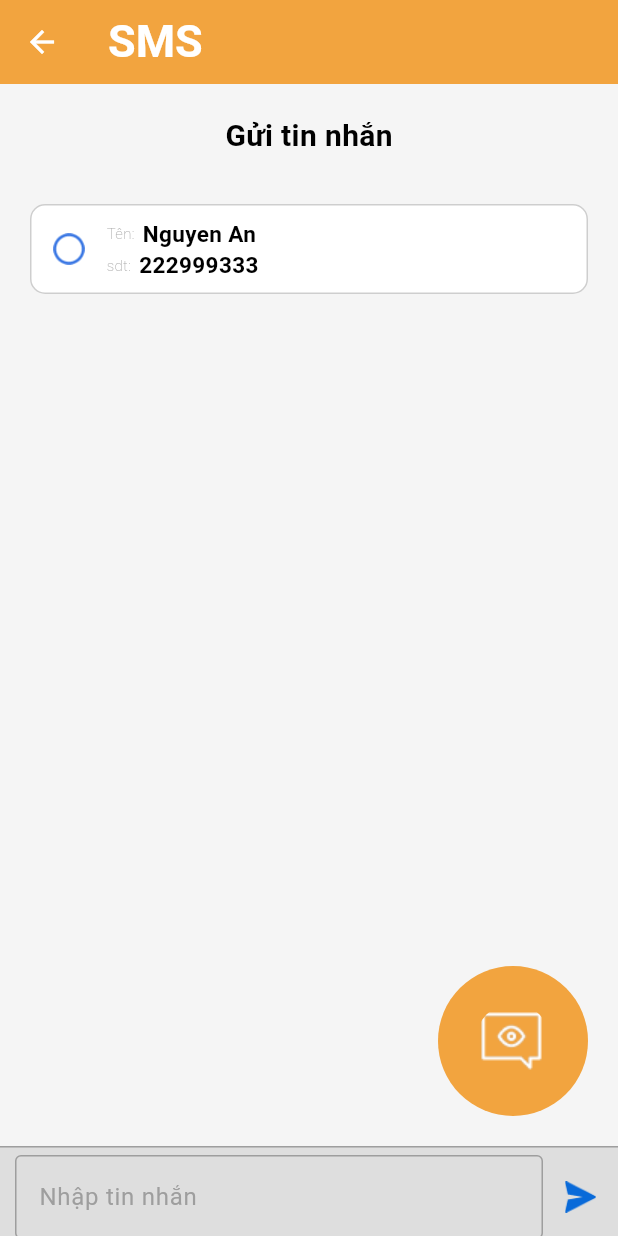
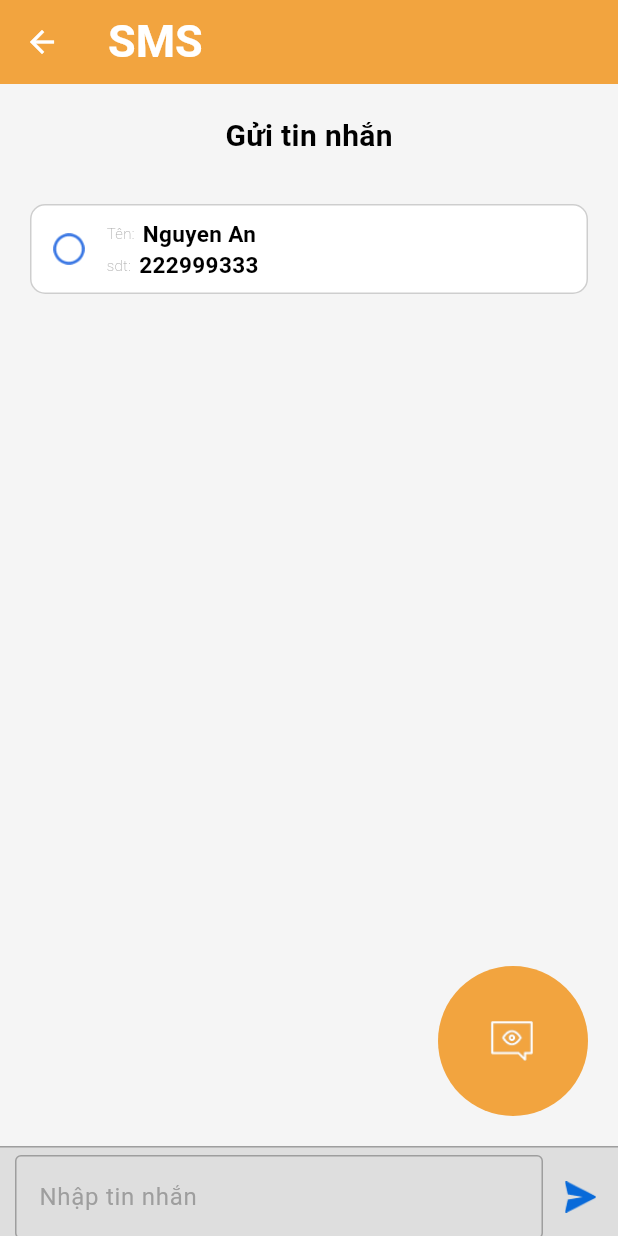
Before and after one commit to tamvu07/TA_Shop, a Flutter app: the SMSPage screen opened by its route, on a phone screen of 412 x 824 dp. Run offline on Flutter 3.47's test engine with Material 3 defaults, Android fonts, the phone set to English and light mode, and no system bars; drawn by our look-alikes of keyboard_actions; our stand-ins replace firebase_core, firebase_database, go_router, logger; accounts and stored records are empty.

Commit message:
*Update code

```diff
--- a/TAShop/lib/src/screens/sms.dart
+++ b/TAShop/lib/src/screens/sms.dart
@@ -136,12 +136,10 @@ class _SMSPageState extends State<SMSPage> {
               bottom: 80,
               child: CircleAvatar(
                 radius: 50.0,
-              backgroundColor:  Color(0xFFF2A43F),
-              child: ClipOval(
-    child: Image.asset(
-      AppAssets.icEyesMessage,
-      fit: BoxFit.cover,
-    ),
+                backgroundColor: Color(0xFFF2A43F),
+                child: Transform.scale(
+                  scale: 0.7,
+                  child: Image.asset(AppAssets.icEyesMessage),
                 ),
               ),
             ),
```
Lines whose indentation alone changed are shown as unchanged.
